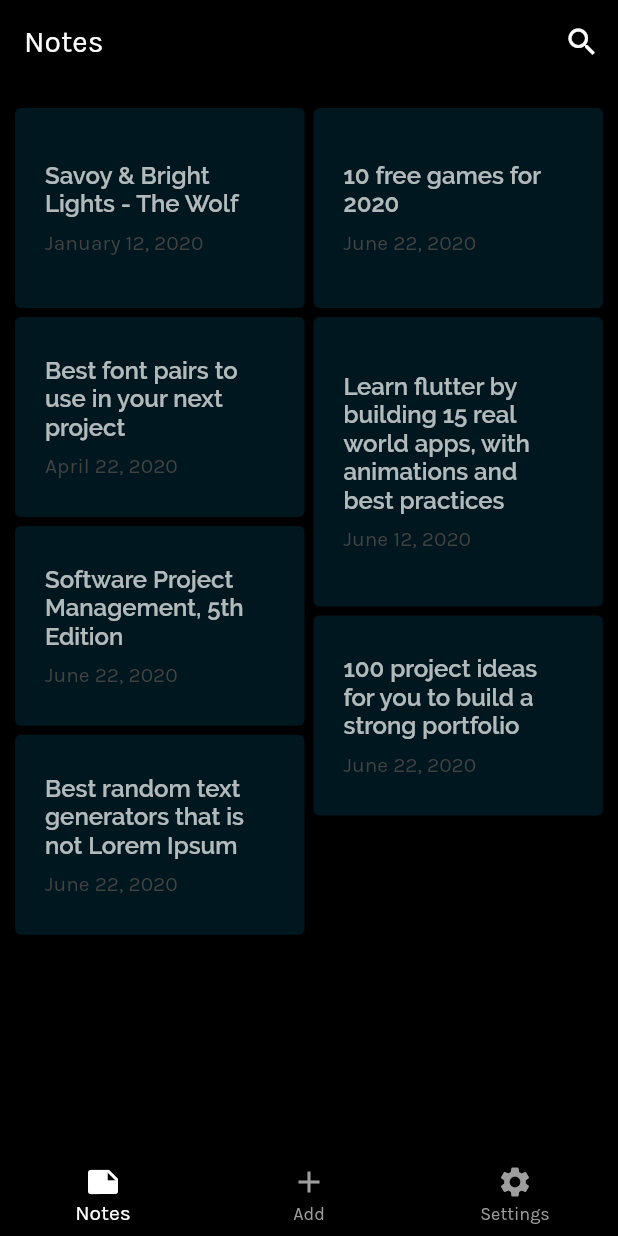
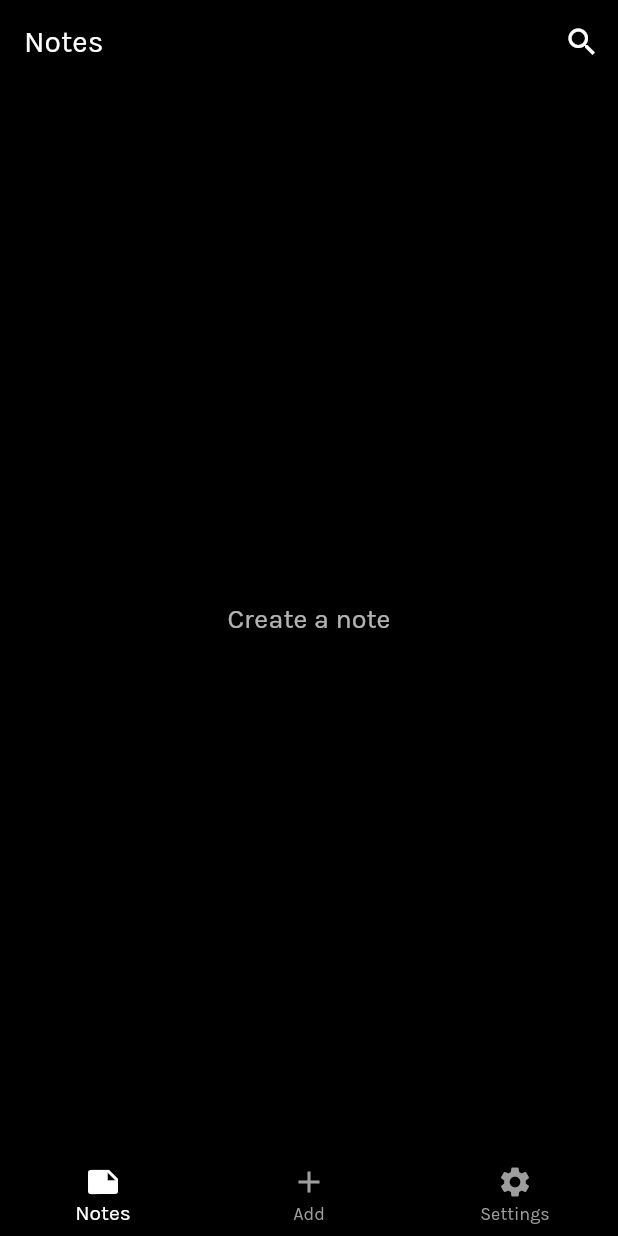
Before and after one commit to ManishKarki1997/FlutterNotesApp, a Flutter app: the screen it shows after launch, on a phone screen of 412 x 824 dp. Run offline on Flutter 3.47's test engine with Material 2 defaults, Android fonts, the phone set to English and light mode, and no system bars; missing offline and left inert: flutter_material_color_picker.

Commit message:
add notes model and basic notes provider

```diff
--- a/lib/main.dart
+++ b/lib/main.dart
@@ -1,4 +1,6 @@
 import 'package:flutter/material.dart';
+import 'package:provider/provider.dart';
+import 'package:todoapp/providers/notes_provider.dart';
 import 'package:todoapp/screens/Home.dart';
 
 void main() {
@@ -9,7 +11,9 @@ class MyApp extends StatelessWidget {
   // This widget is the root of your application.
   @override
   Widget build(BuildContext context) {
-    return MaterialApp(
+    return ChangeNotifierProvider(
+      create: (BuildContext context) => NotesProvider(),
+          child: MaterialApp(
         title: 'Flutter Demo',
         debugShowCheckedModeBanner: false,
         theme: ThemeData(
@@ -21,6 +25,7 @@ class MyApp extends StatelessWidget {
           visualDensity: VisualDensity.adaptivePlatformDensity,
         ),
         home: Home(),
+      ),
     );
   }
 }
--- /dev/null
+++ b/lib/models/Note.dart
@@ -0,0 +1,11 @@
+import 'package:flutter/material.dart';
+
+class Note{
+  String title;
+  String description;
+  DateTime createdAt;
+  String noteColor;
+
+  Note({@required this.title, @required this.description, @required this.createdAt, this.noteColor = "0xff00171f"});
+
+}
--- /dev/null
+++ b/lib/providers/notes_provider.dart
@@ -0,0 +1,27 @@
+import 'dart:collection';
+
+import 'package:flutter/material.dart';
+import 'package:todoapp/models/Note.dart';
+
+class NotesProvider with ChangeNotifier{
+
+  final List<Note> _notes = [];
+
+  // Getters
+  UnmodifiableListView<Note> get notes => UnmodifiableListView(_notes);
+
+  void addNote(Note note){
+    print(note.title);
+    print(note.description);
+    print(note.createdAt);
+    print(note.noteColor);
+    _notes.add(note);
+    notifyListeners();
+  }
+
+  void deleteNote(Note note){
+    _notes.remove(note);
+    notifyListeners();
+  }
+
+}
--- a/lib/screens/Notes.dart
+++ b/lib/screens/Notes.dart
@@ -1,5 +1,7 @@
 import 'package:flutter/material.dart';
 import 'package:flutter_staggered_grid_view/flutter_staggered_grid_view.dart';
+import 'package:provider/provider.dart';
+import 'package:todoapp/providers/notes_provider.dart';
 
 class Notes extends StatefulWidget {
   @override
@@ -70,14 +72,18 @@ class _NotesState extends State<Notes> {
 
   @override
   Widget build(BuildContext context) {
-    return SingleChildScrollView(
+
+  var notesProvider = Provider.of<NotesProvider>(context);
+
+
+    return notesProvider.notes.length > 0 ? SingleChildScrollView(
       child: Container(
         padding: EdgeInsets.symmetric(horizontal: 10.0, vertical: 16.0),
         height: MediaQuery.of(context).size.height,
         color: Theme.of(context).primaryColor,
         child: StaggeredGridView.countBuilder(
   crossAxisCount: 4,
-  itemCount: notes.length,
+  itemCount: notesProvider.notes.length,
   itemBuilder: (BuildContext context, int index) => new Container(
         decoration: BoxDecoration(borderRadius: BorderRadius.circular(4.0),
         color: Theme.of(context).accentColor,
@@ -88,7 +94,7 @@ class _NotesState extends State<Notes> {
             crossAxisAlignment: CrossAxisAlignment.start,
             mainAxisAlignment: MainAxisAlignment.center,
             children: <Widget>[
-              Text(notes[index]["title"], style: TextStyle(color: Colors.white70, fontFamily: "Raleway",
+              Text(notesProvider.notes[index].title, style: TextStyle(color: Colors.white70, fontFamily: "Raleway",
               fontSize: 16.0, fontWeight: FontWeight.bold),),
               SizedBox(height:8.0),
               Text(notes[index]["date"], style: TextStyle(color: Colors.grey.shade800),),
@@ -101,6 +107,15 @@ class _NotesState extends State<Notes> {
   crossAxisSpacing: 6.0,
 ),
       ),
-    );
+    ) : Container(
+          color: Theme.of(context).primaryColor,
+          height: MediaQuery.of(context).size.height,
+          width: MediaQuery.of(context).size.width,
+          child: Center(
+              child: Text("Create a note", style: TextStyle(color: Colors.white70, fontFamily: "Karla", fontSize: 18.0)
+            ,
+          ),
+        ),
+      );
   }
 }
```
Also changed, not shown: lib/screens/AddNote.dart (+28 -11 lines). Lines whose indentation alone changed are shown as unchanged.
